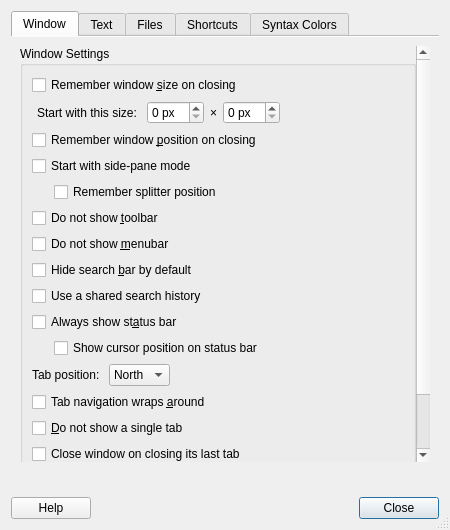
The window that featherpad/prefDialog.ui (vecnathewhisperd0/FeatherPad) describes before a commit, drawn with Qt 5.
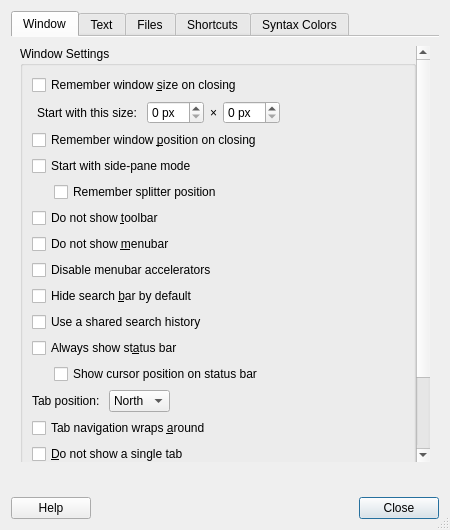
The same window after the commit. Icons and pictures are not drawn.

Commit message:
Added an option for disabling menubar accelerators
Closes https://github.com/tsujan/FeatherPad/issues/527

```diff
--- a/featherpad/prefDialog.ui
+++ b/featherpad/prefDialog.ui
@@ -212,6 +212,17 @@
                 </property>
                </widget>
               </item>
+              <item>
+               <widget class="QCheckBox" name="accelBox">
+                <property name="toolTip">
+                 <string>Menubar accelerators are activated by Alt
+and may interfere with customized shortcuts.</string>
+                </property>
+                <property name="text">
+                 <string>Disable menubar accelerators</string>
+                </property>
+               </widget>
+              </item>
               <item>
                <widget class="QCheckBox" name="searchbarBox">
                 <property name="text">
```
The commit also changes 39 other files.
